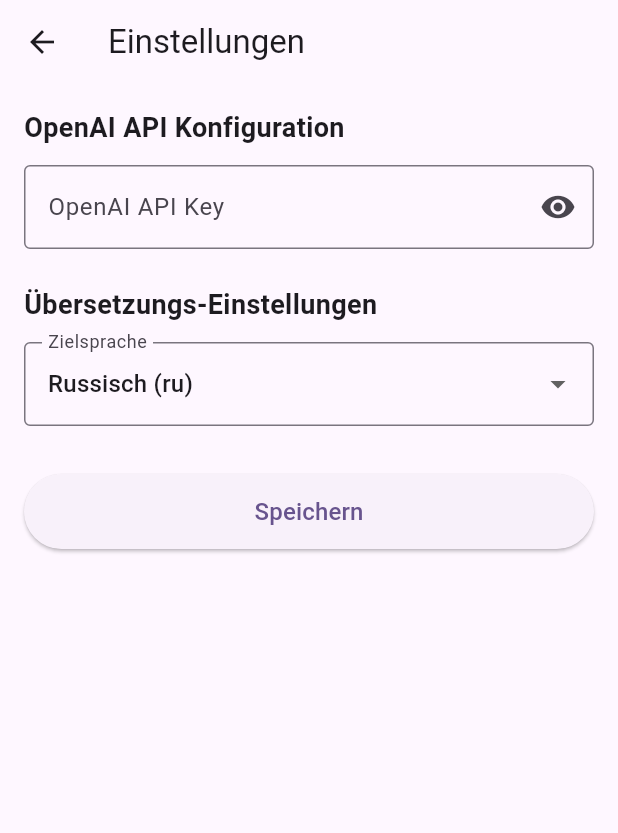
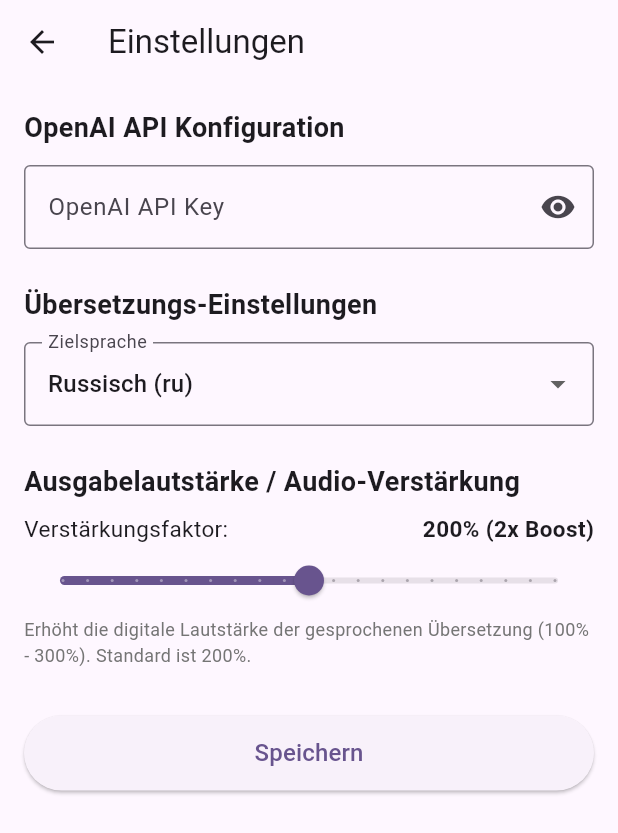
Before and after one commit to olegpeters/live_translator, a Flutter app: the screen it shows after launch, after a tap on the "mic" icon, after a tap on the "settings" icon, on a phone screen of 412 x 824 dp. Shown: the top 833 px of the screen. Run offline on Flutter 3.47's test engine with Material 3 defaults, Android fonts, the phone set to English and light mode, and no system bars; our stand-ins replace audioplayers, flutter_secure_storage, permission_handler, shared_preferences, wakelock_plus; missing offline and left inert: record; statements that could not run were skipped.

Commit message:
add audio output gain setting

```diff
--- a/lib/core/audio/audio_service.dart
+++ b/lib/core/audio/audio_service.dart
@@ -63,6 +63,25 @@
   return wavBytes;
 }
 
+/// Amplifies 16-bit PCM mono bytes by a factor of [gain].
+/// Values are clamped between -32768 and 32767 to prevent digital clipping overflow.
+Uint8List amplifyPcm16(Uint8List pcmBytes, double gain) {
+  if (gain == 1.0 || pcmBytes.isEmpty) return pcmBytes;
+
+  final ByteData byteData = ByteData.sublistView(pcmBytes);
+  final Uint8List amplifiedBytes = Uint8List(pcmBytes.length);
+  final ByteData outData = ByteData.sublistView(amplifiedBytes);
+
+  final int sampleCount = pcmBytes.length ~/ 2;
+  for (int i = 0; i < sampleCount; i++) {
+    final int sample = byteData.getInt16(i * 2, Endian.little);
+    final int amplified = (sample * gain).round().clamp(-32768, 32767);
+    outData.setInt16(i * 2, amplified, Endian.little);
+  }
+
+  return amplifiedBytes;
+}
+
 class _PcmChunk {
   final Uint8List bytes;
   final int sampleRate;
@@ -73,6 +92,9 @@
 class AudioService {
   final AudioRecorder _recorder;
   final AudioPlayer _audioPlayer;
+
+  /// Digital gain multiplier for output audio playback (e.g. 1.0 = 100%, 2.0 = 200%).
+  double outputGain = 2.0;
 
   StreamSubscription<Uint8List>? _recordSubscription;
   final _audioStreamController = StreamController<Uint8List>.broadcast();
@@ -103,9 +125,9 @@
           android: const AudioContextAndroid(
             stayAwake: true,
             contentType: AndroidContentType.speech,
-            usageType: AndroidUsageType.voiceCommunication,
+            usageType: AndroidUsageType.media,
             audioFocus: AndroidAudioFocus.gainTransient,
-            audioMode: AndroidAudioMode.inCommunication,
+            audioMode: AndroidAudioMode.normal,
             isSpeakerphoneOn: true,
           ),
           iOS: AudioContextIOS(
@@ -118,6 +140,7 @@
           ),
         ),
       );
+      _audioPlayer.setVolume(1.0);
     } catch (e) {
       if (kDebugMode) {
         debugPrint('[AudioService] Failed to set audio context: $e');
@@ -252,7 +275,10 @@
       _startPlaybackLoop();
       return;
     }
-    _queue.add(_PcmChunk(pcmBytes, sampleRate));
+    final processedBytes = outputGain != 1.0
+        ? amplifyPcm16(pcmBytes, outputGain)
+        : pcmBytes;
+    _queue.add(_PcmChunk(processedBytes, sampleRate));
     _startPlaybackLoop();
   }
 
--- a/lib/core/storage/settings_repository.dart
+++ b/lib/core/storage/settings_repository.dart
@@ -4,6 +4,10 @@
 class SettingsRepository {
   static const String _keyApiKey = 'openai_api_key';
   static const String _keyTargetLanguage = 'target_language';
+  static const String _keyOutputGain = 'output_gain';
+
+  /// Default audio output gain multiplier (2.0 = 200% / +6 dB amplification boost).
+  static const double defaultOutputGain = 2.0;
 
   /// The OpenAI realtime translation API only accepts 24 kHz PCM16 mono input.
   static const int inputSampleRate = 24000;
@@ -36,6 +40,16 @@
     await _prefs?.setString(_keyTargetLanguage, languageCode);
   }
 
+  Future<double> getOutputGain() async {
+    await init();
+    return _prefs?.getDouble(_keyOutputGain) ?? defaultOutputGain;
+  }
+
+  Future<void> setOutputGain(double gain) async {
+    await init();
+    await _prefs?.setDouble(_keyOutputGain, gain);
+  }
+
   /// Always returns 24000. Previously stored values (e.g. 16 kHz) are ignored,
   /// because the audio is sent as 24 kHz PCM16 without resampling.
   Future<int> getSampleRate() async {
--- a/lib/features/settings/settings_screen.dart
+++ b/lib/features/settings/settings_screen.dart
@@ -14,6 +14,7 @@
   final _apiKeyController = TextEditingController();
   bool _obscureApiKey = true;
   String _selectedLanguage = 'ru';
+  double _outputGain = SettingsRepository.defaultOutputGain;
   bool _isLoading = true;
 
   final List<Map<String, String>> _languages = const [
@@ -33,12 +34,14 @@
   Future<void> _loadSettings() async {
     final apiKey = await widget.settingsRepository.getApiKey();
     final language = await widget.settingsRepository.getTargetLanguage();
+    final gain = await widget.settingsRepository.getOutputGain();
 
     setState(() {
       if (apiKey != null) {
         _apiKeyController.text = apiKey;
       }
       _selectedLanguage = language;
+      _outputGain = gain;
       _isLoading = false;
     });
   }
@@ -46,6 +49,7 @@
   Future<void> _saveSettings() async {
     await widget.settingsRepository.setApiKey(_apiKeyController.text.trim());
     await widget.settingsRepository.setTargetLanguage(_selectedLanguage);
+    await widget.settingsRepository.setOutputGain(_outputGain);
 
     if (mounted) {
       ScaffoldMessenger.of(context).showSnackBar(
@@ -126,6 +130,41 @@
                       }
                     },
                   ),
+                  const SizedBox(height: 24),
+                  const Text(
+                    'Ausgabelautstärke / Audio-Verstärkung',
+                    style: TextStyle(fontSize: 18, fontWeight: FontWeight.bold),
+                  ),
+                  const SizedBox(height: 8),
+                  Row(
+                    mainAxisAlignment: MainAxisAlignment.spaceBetween,
+                    children: [
+                      const Text(
+                        'Verstärkungsfaktor:',
+                        style: TextStyle(fontSize: 15),
+                      ),
+                      Text(
+                        '${(_outputGain * 100).round()}% (${_outputGain == 1.0 ? 'Standard' : (_outputGain == 2.0 ? '2x Boost' : '${_outputGain.toStringAsFixed(1)}x')})',
+                        style: const TextStyle(fontWeight: FontWeight.bold, fontSize: 15),
+                      ),
+                    ],
+                  ),
+                  Slider(
+                    value: _outputGain,
+                    min: 1.0,
+                    max: 3.0,
+                    divisions: 20,
+                    label: '${(_outputGain * 100).round()}%',
+                    onChanged: (val) {
+                      setState(() {
+                        _outputGain = val;
+                      });
+                    },
+                  ),
+                  Text(
+                    'Erhöht die digitale Lautstärke der gesprochenen Übersetzung (100% - 300%). Standard ist 200%.',
+                    style: TextStyle(fontSize: 12, color: Colors.grey.shade600),
+                  ),
                   const SizedBox(height: 32),
                   SizedBox(
                     width: double.infinity,
--- a/lib/features/translation/translation_provider.dart
+++ b/lib/features/translation/translation_provider.dart
@@ -38,6 +38,13 @@
     required this.audioService,
   }) {
     _initListeners();
+    _loadOutputGain();
+  }
+
+  void _loadOutputGain() {
+    settingsRepository.getOutputGain().then((gain) {
+      audioService.outputGain = gain;
+    });
   }
 
   void _initListeners() {
@@ -100,6 +107,7 @@
     }
 
     final targetLanguage = await settingsRepository.getTargetLanguage();
+    audioService.outputGain = await settingsRepository.getOutputGain();
 
     _targetTranscript = '';
     _sourceTranscript = '';
```
Also changed, not shown: 2 other files.
